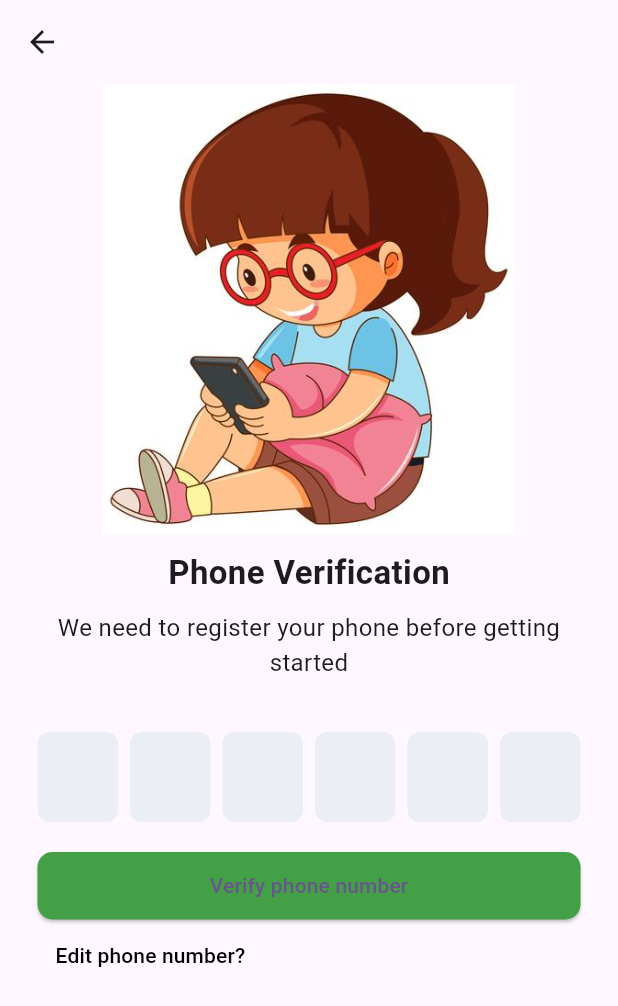
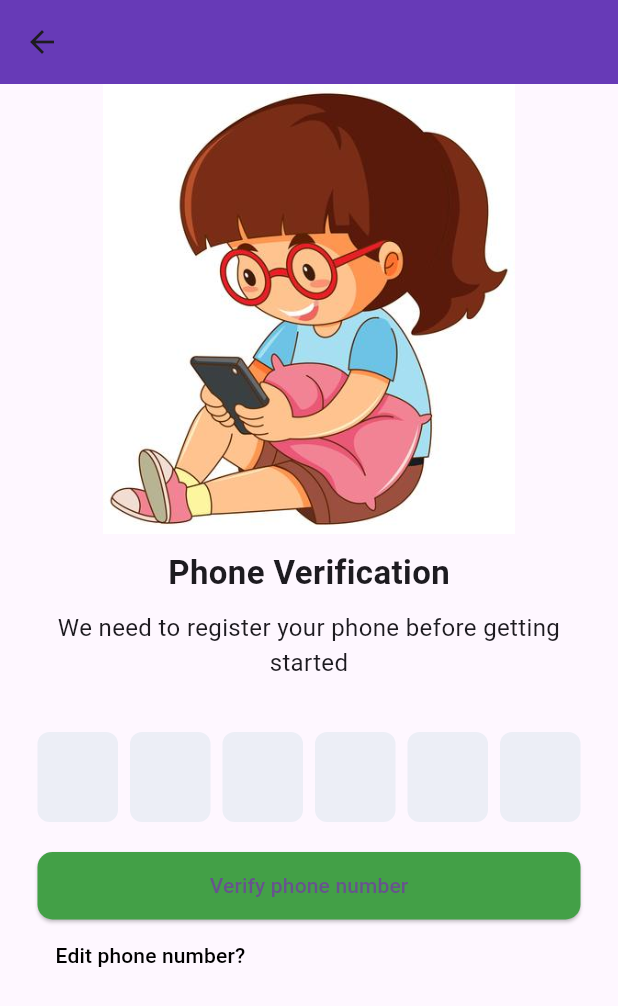
Before and after one commit to nileshsheoran/codexia_learning, a Flutter app: the OtpScreen screen opened directly, after a tap on "Verify phone number", on a phone screen of 412 x 824 dp. Shown: the top 1006 px of the screen. Run offline on Flutter 3.47's test engine with Material 2 defaults, Android fonts, the phone set to English and light mode, and no system bars; drawn by our look-alikes of pinput; our stand-ins replace firebase_auth, firebase_core, firebase_crashlytics, firebase_database, google_sign_in; accounts and stored records are empty; network calls fail; statements that could not run were skipped.

Commit message:
ColorConst class implement and warning remove

```diff
--- a/lib/login/screen/otp_screen.dart
+++ b/lib/login/screen/otp_screen.dart
@@ -1,7 +1,8 @@
 import 'package:codexia_learning/course/screen/course_show_screen.dart';
-import 'package:codexia_learning/course/service/course_service.dart';
 import 'package:codexia_learning/login/screen/phone_screen.dart';
+import 'package:codexia_learning/shared/colour_const.dart';
 import 'package:firebase_auth/firebase_auth.dart';
+import 'package:flutter/foundation.dart';
 import 'package:flutter/material.dart';
 import 'package:pinput/pinput.dart';
 
@@ -30,19 +31,9 @@ class _OtpScreenState extends State<OtpScreen> {
       ),
     );
 
-    final focusedPinTheme = defaultPinTheme.copyDecorationWith(
-      border: Border.all(color: const Color.fromRGBO(114, 178, 238, 1)),
-      borderRadius: BorderRadius.circular(8),
-    );
-
-    final submittedPinTheme = defaultPinTheme.copyWith(
-      decoration: defaultPinTheme.decoration?.copyWith(
-        color: const Color.fromRGBO(234, 239, 243, 1),
-      ),
-    );
     var code = '';
     return Scaffold(
-      appBar: AppBar(),
+      appBar: AppBar(backgroundColor: ColourConst.deepPurple,),
       body: Container(
         margin: const EdgeInsets.only(left: 25, right: 25),
         child: SingleChildScrollView(
@@ -94,18 +85,20 @@ class _OtpScreenState extends State<OtpScreen> {
                       await auth.signInWithCredential(credential);
                      if(mounted){ Navigator.push(context,
                          MaterialPageRoute(builder: (context) {
-                           return  ShowCourseScreen(courseService: CourseService());
+                           return  const ShowCourseScreen();
                          }));
                      }
                     } catch (e) {
-                      print('wrong otp');
+                      if (kDebugMode) {
+                        print('wrong otp');
+                      }
                     }
                   },
-                  child: Text('Verify phone number'),
                   style: ElevatedButton.styleFrom(
                       primary: Colors.green.shade600,
                       shape: RoundedRectangleBorder(
                           borderRadius: BorderRadius.circular(10))),
+                  child: const Text('Verify phone number'),
                 ),
               ),
               Row(
@@ -115,7 +108,8 @@ class _OtpScreenState extends State<OtpScreen> {
                       child: const Text(
                         'Edit phone number?',
                         style: TextStyle(color: Colors.black),
-                      )),
+                      ),
+                  ),
                 ],
               )
             ],
```
